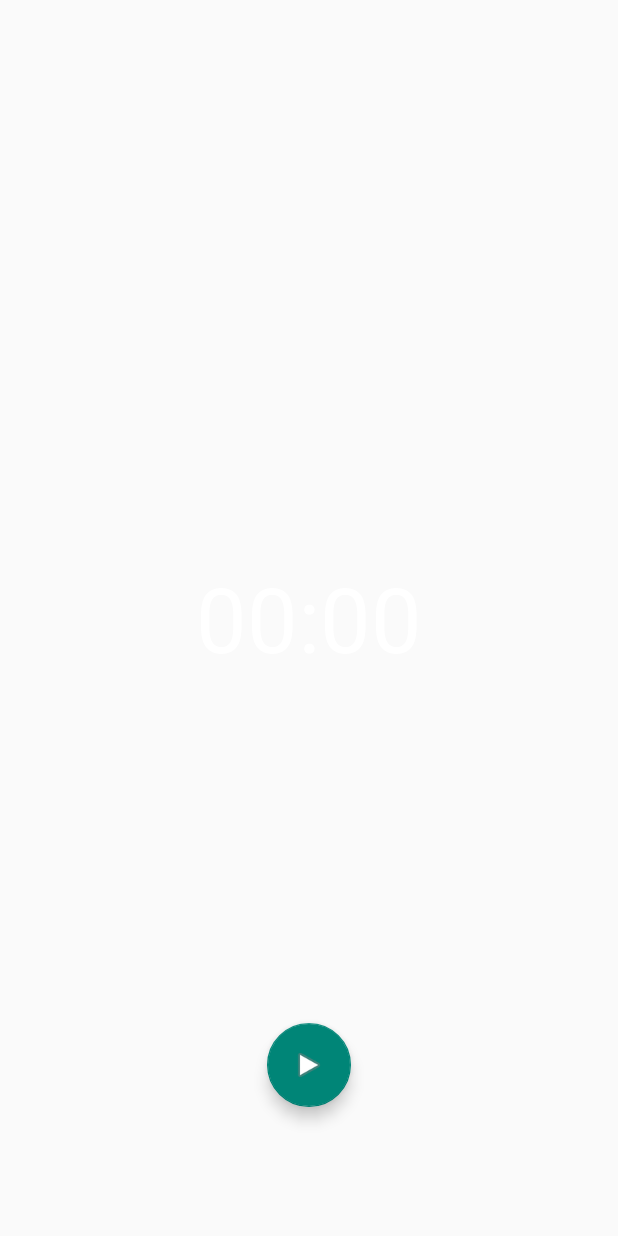
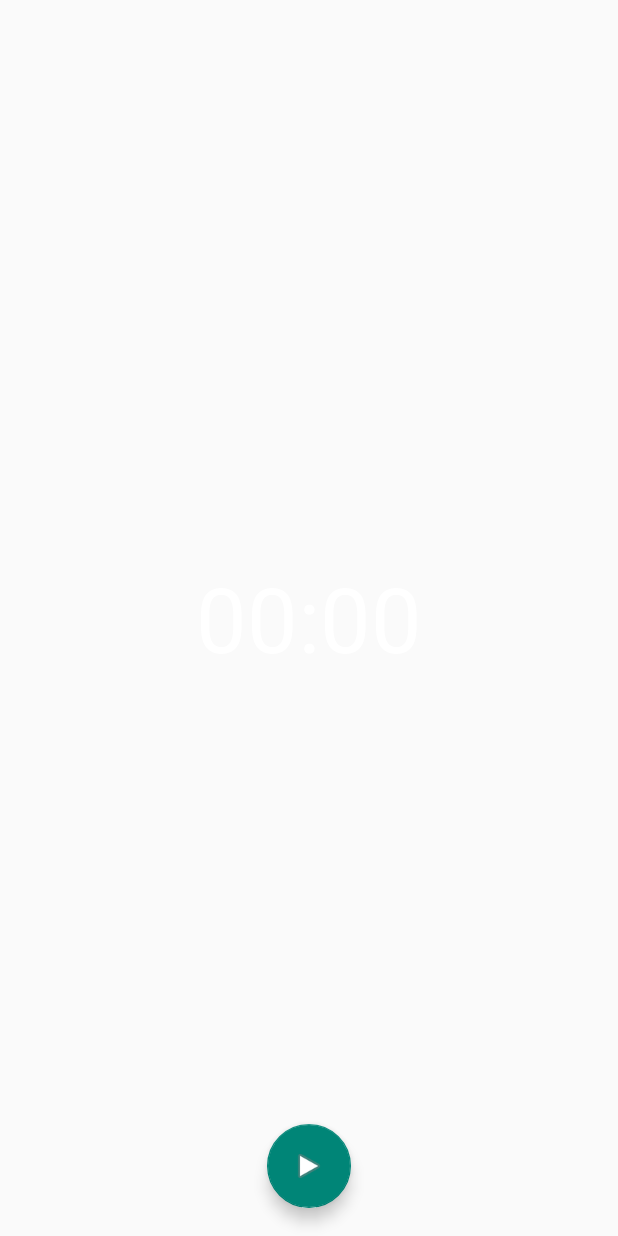
Before and after one commit to gerin98/Alarm, an Android app: the layout slide_layout.xml on its own in the app's theme, with its tools: preview values and no code run, on a phone screen of 412 x 824 dp. Run offline under Robolectric (Android 15) with nearby library versions, the phone set to English and light mode, and no system bars.

Commit message:
updated timer ui

```diff
--- /dev/null
+++ b/app/src/main/res/drawable/circular_progress.xml
@@ -0,0 +1,8 @@
+<?xml version="1.0" encoding="utf-8"?>
+<shape xmlns:android="http://schemas.android.com/apk/res/android">
+    android:useLevel="true"
+    android:innerRadiusRatio="2.3"
+    android:shape="ring"
+    android:thickness="3.8sp" >
+    <solid android:color="@color/sky_blue" />
+</shape>
--- a/app/src/main/res/layout/slide_layout.xml
+++ b/app/src/main/res/layout/slide_layout.xml
@@ -1,6 +1,7 @@
 <?xml version="1.0" encoding="utf-8"?>
 <RelativeLayout xmlns:android="http://schemas.android.com/apk/res/android"
     xmlns:app="http://schemas.android.com/apk/res-auto"
+    xmlns:tools="http://schemas.android.com/tools"
     android:layout_width="match_parent"
     android:layout_height="match_parent">
 
@@ -36,13 +37,17 @@
         <!--android:onClick="resetTimer"-->
         <!--android:layout_toRightOf="@+id/button_start_pause" />-->
 
+    <RelativeLayout
+        android:layout_width="match_parent"
+        android:layout_height="93dp"
+        android:layout_alignParentBottom="true"
+        android:layout_alignParentStart="true">
+
         <android.support.design.widget.FloatingActionButton
             android:id="@+id/button_start_pause"
             android:layout_width="wrap_content"
             android:layout_height="wrap_content"
-        android:layout_alignParentBottom="true"
-        android:layout_centerHorizontal="true"
-        android:layout_marginBottom="86dp"
+            android:layout_centerInParent="true"
             android:clickable="true"
             android:onClick="choose_start_pause"
             app:srcCompat="@android:drawable/ic_media_play" />
@@ -51,24 +56,28 @@
             android:id="@+id/button_reset"
             android:layout_width="wrap_content"
             android:layout_height="wrap_content"
-        android:layout_alignTop="@+id/button_start_pause"
-        android:layout_toEndOf="@+id/text_view_countdown"
+            android:layout_alignParentEnd="true"
+            android:layout_centerVertical="true"
+            android:layout_marginEnd="88dp"
             android:clickable="true"
             android:onClick="resetTimer"
             android:visibility="invisible"
             app:srcCompat="@android:drawable/ic_menu_rotate"
-        android:layout_toRightOf="@+id/text_view_countdown" />
+            tools:ignore="NotSibling"
+            android:layout_alignParentRight="true"
+            android:layout_marginRight="88dp" />
 
         <android.support.design.widget.FloatingActionButton
             android:id="@+id/button_start_pause2"
             android:layout_width="wrap_content"
             android:layout_height="wrap_content"
-        android:layout_alignTop="@+id/button_start_pause"
-        android:layout_centerHorizontal="true"
+            android:layout_centerInParent="true"
             android:clickable="true"
             android:onClick="pauseTimer"
             android:visibility="invisible"
             app:srcCompat="@android:drawable/ic_media_pause" />
 
+    </RelativeLayout>
+
 
 </RelativeLayout>
--- a/build.gradle
+++ b/build.gradle
@@ -17,6 +17,7 @@ buildscript {
 
 allprojects {
     repositories {
+        maven { url "https://jitpack.io" }
         google()
         jcenter()
     }
```
Also changed, not shown: app/src/main/java/com/example/gerin/alarm/MainActivity.java (+10 -3 lines). Lines whose indentation alone changed are shown as unchanged.
